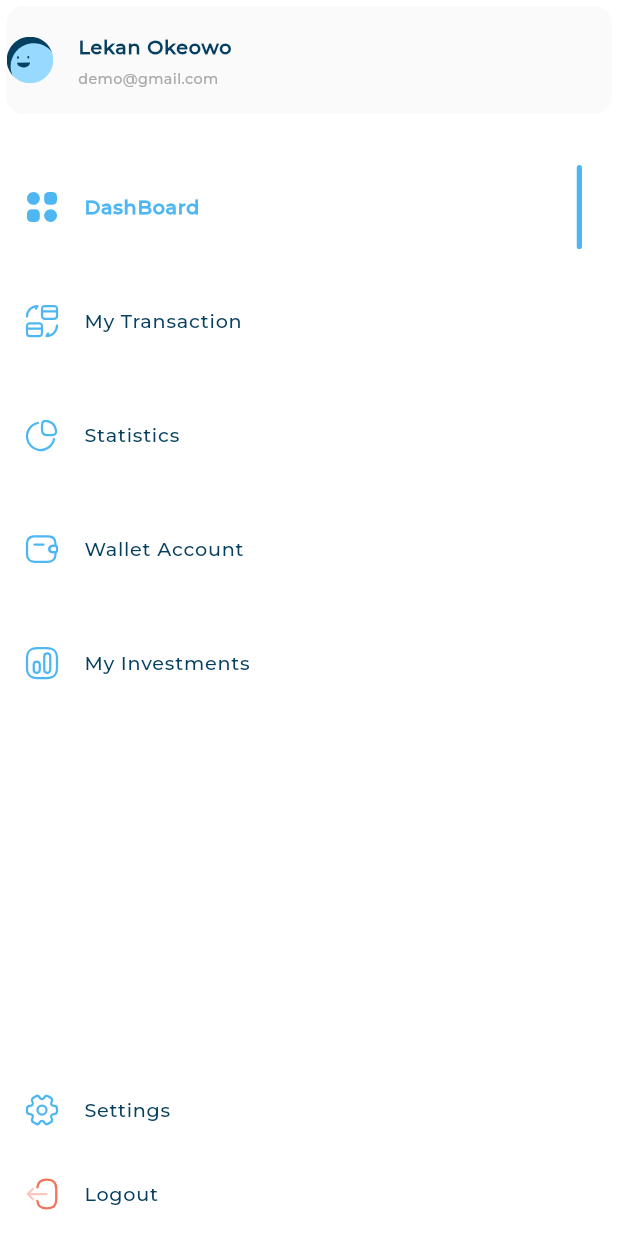
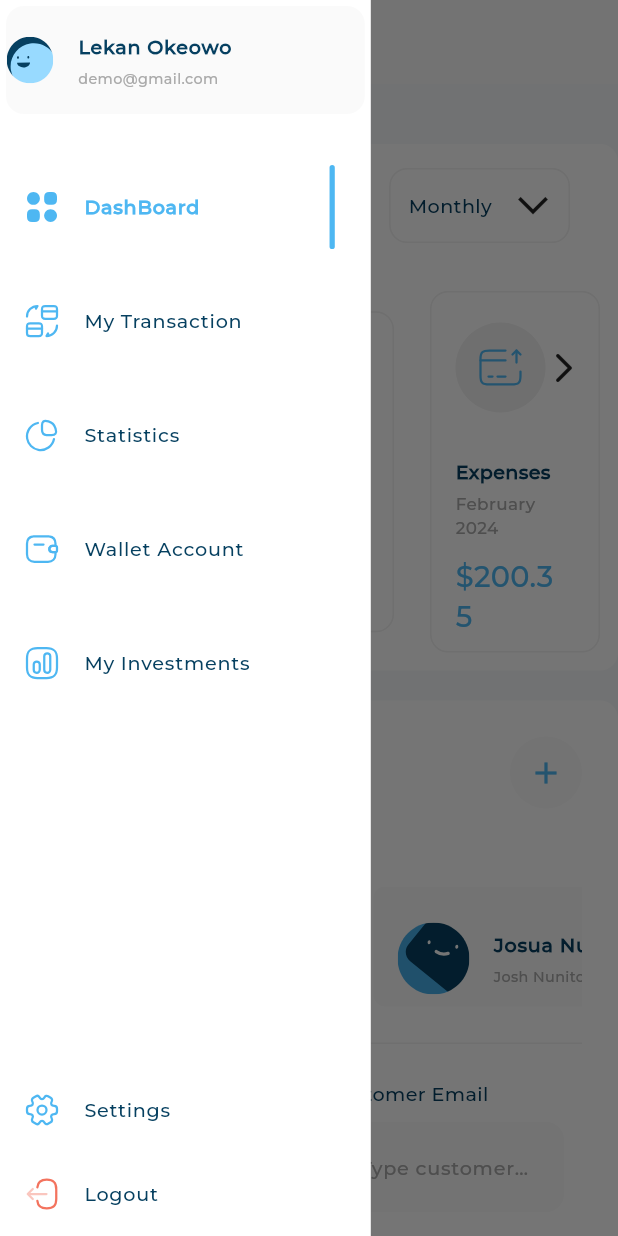
Before and after one commit to Mohammed-AboLEneen/Dashboard-app, a Flutter app: the screen it shows after launch, after a tap on the "menu" icon, on a phone screen of 412 x 824 dp. Run offline on Flutter 3.47's test engine with Material 3 defaults, Android fonts, the light colour scheme and no system bars; our stand-ins replace expandable_page_view, fl_chart, flutter_svg, smooth_page_indicator; project files that could hold a hidden picture were left out.

Commit message:
create dashboard mobile layout and some changes in ui

```diff
--- a/lib/features/dasboard/presentation/view/dasboard.dart
+++ b/lib/features/dasboard/presentation/view/dasboard.dart
@@ -1,5 +1,6 @@
 import 'package:dash_board_app/features/dasboard/presentation/view/widgets/adaptive_layout_builder.dart';
 import 'package:dash_board_app/features/dasboard/presentation/view/widgets/dash_board_desktop_layout.dart';
+import 'package:dash_board_app/features/dasboard/presentation/view/widgets/dashboard_mobile_layout.dart';
 import 'package:dash_board_app/features/dasboard/presentation/view/widgets/dashboard_tablet_layout.dart';
 import 'package:dash_board_app/features/dasboard/presentation/view/widgets/drawer.dart';
 import 'package:flutter/material.dart';
@@ -21,6 +22,7 @@ class _DashBoradViewState extends State<DashBoardView> {
     SizeConfig.init(context);
     return Scaffold(
       key: scaffoldKey,
+      backgroundColor: const Color(0xffF7F9FA),
       appBar: MediaQuery.sizeOf(context).width < SizeConfig.tablet
           ? AppBar(
               elevation: 0,
@@ -32,12 +34,11 @@ class _DashBoradViewState extends State<DashBoardView> {
                   icon: const Icon(Icons.menu)),
             )
           : null,
-      backgroundColor: const Color(0xFFF7F9FA),
       drawer: MediaQuery.sizeOf(context).width < SizeConfig.tablet
           ? const CustomDrawer()
           : null,
       body: AdaptiveLayout(
-        mobileLayout: (context) => const SizedBox(),
+        mobileLayout: (context) => const DashBoardMobileLayout(),
         tabletLayout: (context) => const DashBoardTabletLayout(),
         desktopLayout: (context) => const DashBoardDesktopLayout(),
       ),
--- a/lib/features/dasboard/presentation/view/widgets/all_expenses_and_invoice_page.dart
+++ b/lib/features/dasboard/presentation/view/widgets/all_expenses_and_invoice_page.dart
@@ -8,15 +8,13 @@ class AllExpensesAndInvoicePage extends StatelessWidget {
 
   @override
   Widget build(BuildContext context) {
-    return const CustomScrollView(
-      slivers: [
-        SliverToBoxAdapter(child: AllExpensesContainer()),
-        SliverToBoxAdapter(
-          child: SizedBox(
-            height: 20,
-          ),
+    return const Column(
+      children: [
+        AllExpensesContainer(),
+        SizedBox(
+          height: 20,
         ),
-        SliverToBoxAdapter(child: QuickInvoiceSection()),
+        QuickInvoiceSection()
       ],
     );
   }
--- a/lib/features/dasboard/presentation/view/widgets/card_Transaction_income_page.dart
+++ b/lib/features/dasboard/presentation/view/widgets/card_Transaction_income_page.dart
@@ -8,21 +8,13 @@ class CardTransactionIncomePage extends StatelessWidget {
 
   @override
   Widget build(BuildContext context) {
-    return const CustomScrollView(
-      slivers: [
-        SliverToBoxAdapter(
-          child: CardTransactionsSection(),
+    return const Column(
+      children: [
+        CardTransactionsSection(),
+        SizedBox(
+          height: 20,
         ),
-        SliverToBoxAdapter(
-          child: SizedBox(
-            height: 20,
-          ),
-        ),
-        SliverFillRemaining(
-          hasScrollBody: false,
-          fillOverscroll: true,
-          child: IncomeSection(),
-        ),
+        IncomeSection()
       ],
     );
   }
--- /dev/null
+++ b/lib/features/dasboard/presentation/view/widgets/dashboard_mobile_layout.dart
@@ -0,0 +1,25 @@
+import 'package:dash_board_app/features/dasboard/presentation/view/widgets/all_expenses_and_invoice_page.dart';
+import 'package:flutter/material.dart';
+
+import 'card_Transaction_income_page.dart';
+
+class DashBoardMobileLayout extends StatelessWidget {
+  const DashBoardMobileLayout({
+    super.key,
+  });
+
+  @override
+  Widget build(BuildContext context) {
+    return const SingleChildScrollView(
+      child: Column(
+        children: [
+          AllExpensesAndInvoicePage(),
+          SizedBox(
+            height: 24,
+          ),
+          CardTransactionIncomePage()
+        ],
+      ),
+    );
+  }
+}
--- a/lib/features/dasboard/presentation/view/widgets/dashboard_tablet_layout.dart
+++ b/lib/features/dasboard/presentation/view/widgets/dashboard_tablet_layout.dart
@@ -1,6 +1,7 @@
-import 'package:dash_board_app/features/dasboard/presentation/view/widgets/all_expenses_and_invoice_page.dart';
 import 'package:dash_board_app/features/dasboard/presentation/view/widgets/drawer.dart';
 import 'package:flutter/material.dart';
+
+import 'dashboard_mobile_layout.dart';
 
 class DashBoardTabletLayout extends StatelessWidget {
   const DashBoardTabletLayout({super.key});
@@ -15,7 +16,7 @@ class DashBoardTabletLayout extends StatelessWidget {
         SizedBox(
           width: 24,
         ),
-        Expanded(flex: 3, child: AllExpensesAndInvoicePage())
+        Expanded(flex: 3, child: DashBoardMobileLayout())
       ],
     );
   }
--- a/lib/features/dasboard/presentation/view/widgets/drawer.dart
+++ b/lib/features/dasboard/presentation/view/widgets/drawer.dart
@@ -1,11 +1,9 @@
 import 'package:dash_board_app/features/dasboard/presentation/view/widgets/custom_drawer_avatar_info.dart';
 import 'package:dash_board_app/features/dasboard/presentation/view/widgets/custom_drawer_item.dart';
 import 'package:flutter/material.dart';
-import 'package:flutter_svg/svg.dart';
 
 import '../../../../../cores/models/drawer_item_model.dart';
 import '../../../../../cores/utils/Images_assets.dart';
-import '../../../../../cores/utils/styles.dart';
 
 class CustomDrawer extends StatefulWidget {
   const CustomDrawer({super.key});
@@ -32,6 +30,7 @@ class _CustomDrawerState extends State<CustomDrawer>
   Widget build(BuildContext context) {
     return Container(
       color: Colors.white,
+      width: MediaQuery.sizeOf(context).width * .6,
       child: CustomScrollView(
         slivers: [
           const SliverToBoxAdapter(
--- a/lib/features/dasboard/presentation/view/widgets/income_section.dart
+++ b/lib/features/dasboard/presentation/view/widgets/income_section.dart
@@ -52,7 +52,7 @@ class _IncomeSectionState extends State<IncomeSection> {
           ),
           IntrinsicHeight(
             child: Row(
-              crossAxisAlignment: CrossAxisAlignment.start,
+              crossAxisAlignment: CrossAxisAlignment.end,
               children: [
                 const Expanded(
                     flex: 1,
@@ -68,7 +68,7 @@ class _IncomeSectionState extends State<IncomeSection> {
                 Expanded(
                   flex: 1,
                   child: Column(
-                    crossAxisAlignment: CrossAxisAlignment.start,
+                    mainAxisAlignment: MainAxisAlignment.center,
                     children: items
                         .map((e) => IncomePiChartItem(itemModel: e))
                         .toList(),
--- a/lib/features/dasboard/presentation/view/widgets/transactions_section.dart
+++ b/lib/features/dasboard/presentation/view/widgets/transactions_section.dart
@@ -60,12 +60,11 @@ class _TransactionsSectionState extends State<TransactionsSection> {
         const SizedBox(
           height: 10,
         ),
-        ListView.builder(
-            shrinkWrap: true,
-            itemCount: 3,
-            itemBuilder: (context, index) => TransactionItem(
-                  transactionItemModel: transactions[index],
-                ))
+        Column(
+          children: transactions
+              .map((e) => TransactionItem(transactionItemModel: e))
+              .toList(),
+        )
       ],
     );
   }
```
Also changed, not shown: lib/features/dasboard/presentation/view/widgets/dash_board_desktop_layout.dart (+35 -8 lines).
